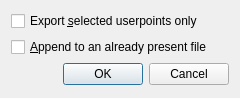
This is src/userdata/userdataexportdialog.ui in albar965/littlenavmap as Qt 5 draws it before an edit. The edited form follows.
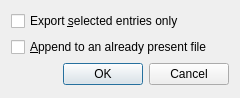
This is the edited form.

Commit message:
Split logbook recording off from userpoints and added improvements. Added logbook highlighting, search, tooltips, information display, CSV export and import as well as X-Plane logbook import. Solved GUI confusion between aircraft type and model in GUI.
albar965/littlenavmap#346

Diff of the .ui file:
```diff
--- a/src/userdata/userdataexportdialog.ui
+++ b/src/userdata/userdataexportdialog.ui
@@ -17,7 +17,7 @@
    <item>
     <widget class="QCheckBox" name="checkBoxUserpointExportSelected">
      <property name="text">
-      <string>Export &amp;selected userpoints only</string>
+      <string>Export &amp;selected entries only</string>
      </property>
     </widget>
    </item>
```
The commit also changes 73 other files.
